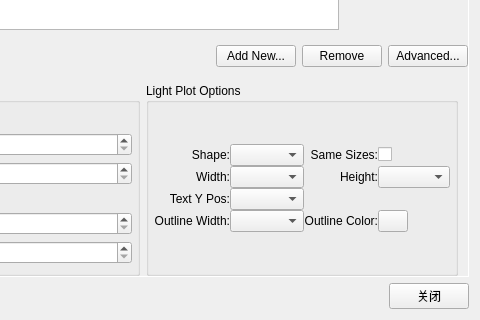
Old version of the form PlotManager.ui in the repository whatudone/plotxy; both pictures show x 779 to 1259 and y 446 to 766 of the 1259 by 766 pixel window.
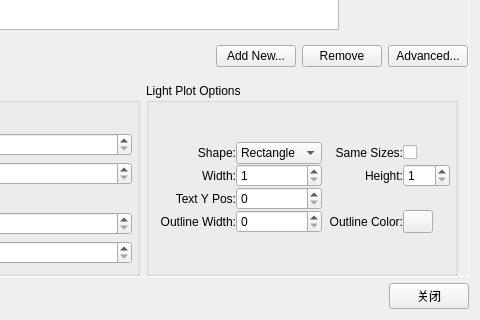
New version of the form. The open tabs and pages were chosen to show the change. Custom widgets are drawn as their Qt base class.

Commit message:
修改light相关设置
1.完成ui修改
2.完成界面的保存和加载
3.完成界面的设置触发
4.完成图表绘制流程

The edit to the form file:
```diff
--- a/PlotManager.ui
+++ b/PlotManager.ui
@@ -5181,22 +5181,86 @@
                <number>5</number>
               </property>
               <item>
-               <layout class="QGridLayout" name="gridLayout_28">
+               <layout class="QGridLayout" name="gridLayout_28" rowstretch="0,0,0,0" columnstretch="0,0,0,0">
                 <property name="spacing">
                  <number>0</number>
                 </property>
-                <item row="0" column="0">
-                 <widget class="QLabel" name="label_176">
+                <item row="0" column="3">
+                 <widget class="QCheckBox" name="checkBox_LightSameSizes">
                   <property name="text">
-                   <string>Shape:</string>
+                   <string/>
                   </property>
+                 </widget>
+                </item>
+                <item row="2" column="1">
+                 <widget class="QSpinBox" name="spinBox_LightTextYPos">
+                  <property name="minimum">
+                   <number>0</number>
+                  </property>
+                  <property name="maximum">
+                   <number>999</number>
+                  </property>
+                 </widget>
+                </item>
+                <item row="1" column="1">
+                 <widget class="QSpinBox" name="spinBox_LightWidth">
+                  <property name="minimum">
+                   <number>1</number>
+                  </property>
+                  <property name="maximum">
+                   <number>999</number>
+                  </property>
+                 </widget>
+                </item>
+                <item row="1" column="3">
+                 <widget class="QSpinBox" name="spinBox_LightHeight">
+                  <property name="minimum">
+                   <number>1</number>
+                  </property>
+                  <property name="maximum">
+                   <number>999</number>
+                  </property>
+                 </widget>
+                </item>
+                <item row="3" column="0">
+                 <widget class="QLabel" name="label_179">
+                  <property name="text">
+                   <string>Outline Width:</string>
+                  </property>
                   <property name="alignment">
                    <set>Qt::AlignRight|Qt::AlignTrailing|Qt::AlignVCenter</set>
                   </property>
                  </widget>
                 </item>
-                <item row="0" column="1">
-                 <widget class="QComboBox" name="comboBox_26"/>
+                <item row="3" column="2">
+                 <widget class="QLabel" name="label_182">
+                  <property name="text">
+                   <string>Outline Color:</string>
+                  </property>
+                  <property name="alignment">
+                   <set>Qt::AlignRight|Qt::AlignTrailing|Qt::AlignVCenter</set>
+                  </property>
+                 </widget>
+                </item>
+                <item row="3" column="1">
+                 <widget class="QSpinBox" name="spinBox_LightOutlineWidth">
+                  <property name="maximum">
+                   <number>999</number>
+                  </property>
+                 </widget>
+                </item>
+                <item row="3" column="3">
+                 <widget class="ColorButton" name="pushButton_LightOutlineColor">
+                  <property name="maximumSize">
+                   <size>
+                    <width>30</width>
+                    <height>30</height>
+                   </size>
+                  </property>
+                  <property name="text">
+                   <string/>
+                  </property>
+                 </widget>
                 </item>
                 <item row="0" column="2">
                  <widget class="QLabel" name="label_180">
@@ -5208,10 +5272,23 @@
                   </property>
                  </widget>
                 </item>
-                <item row="0" column="3">
-                 <widget class="QCheckBox" name="checkBox">
+                <item row="2" column="0">
+                 <widget class="QLabel" name="label_178">
                   <property name="text">
-                   <string/>
+                   <string>Text Y Pos:</string>
+                  </property>
+                  <property name="alignment">
+                   <set>Qt::AlignRight|Qt::AlignTrailing|Qt::AlignVCenter</set>
+                  </property>
+                 </widget>
+                </item>
+                <item row="0" column="0">
+                 <widget class="QLabel" name="label_176">
+                  <property name="text">
+                   <string>Shape:</string>
+                  </property>
+                  <property name="alignment">
+                   <set>Qt::AlignRight|Qt::AlignTrailing|Qt::AlignVCenter</set>
                   </property>
                  </widget>
                 </item>
@@ -5225,9 +5302,6 @@
                   </property>
                  </widget>
                 </item>
-                <item row="1" column="1">
-                 <widget class="QComboBox" name="comboBox_27"/>
-                </item>
                 <item row="1" column="2">
                  <widget class="QLabel" name="label_181">
                   <property name="text">
@@ -5238,63 +5312,31 @@
                   </property>
                  </widget>
                 </item>
-                <item row="1" column="3">
-                 <widget class="QComboBox" name="comboBox_30">
-                  <property name="sizePolicy">
-                   <sizepolicy hsizetype="Fixed" vsizetype="Fixed">
-                    <horstretch>0</horstretch>
-                    <verstretch>0</verstretch>
-                   </sizepolicy>
+                <item row="0" column="1">
+                 <widget class="QComboBox" name="comboBox_LightShape">
+                  <property name="currentIndex">
+                   <number>0</number>
                   </property>
-                 </widget>
-                </item>
-                <item row="2" column="0">
-                 <widget class="QLabel" name="label_178">
-                  <property name="text">
-                   <string>Text Y Pos:</string>
-                  </property>
-                  <property name="alignment">
-                   <set>Qt::AlignRight|Qt::AlignTrailing|Qt::AlignVCenter</set>
-                  </property>
-                 </widget>
-                </item>
-                <item row="2" column="1">
-                 <widget class="QComboBox" name="comboBox_28"/>
-                </item>
-                <item row="3" column="0">
-                 <widget class="QLabel" name="label_179">
-                  <property name="text">
-                   <string>Outline Width:</string>
-                  </property>
-                  <property name="alignment">
-                   <set>Qt::AlignRight|Qt::AlignTrailing|Qt::AlignVCenter</set>
-                  </property>
-                 </widget>
-                </item>
-                <item row="3" column="1">
-                 <widget class="QComboBox" name="comboBox_29"/>
-                </item>
-                <item row="3" column="2">
-                 <widget class="QLabel" name="label_182">
-                  <property name="text">
-                   <string>Outline Color:</string>
-                  </property>
-                  <property name="alignment">
-                   <set>Qt::AlignRight|Qt::AlignTrailing|Qt::AlignVCenter</set>
-                  </property>
-                 </widget>
-                </item>
-                <item row="3" column="3">
-                 <widget class="ColorButton" name="pushButton_96">
-                  <property name="maximumSize">
-                   <size>
-                    <width>30</width>
-                    <height>30</height>
-                   </size>
-                  </property>
-                  <property name="text">
-                   <string/>
-                  </property>
+                  <item>
+                   <property name="text">
+                    <string>Rectangle</string>
+                   </property>
+                  </item>
+                  <item>
+                   <property name="text">
+                    <string>Square</string>
+                   </property>
+                  </item>
+                  <item>
+                   <property name="text">
+                    <string>Ellipse</string>
+                   </property>
+                  </item>
+                  <item>
+                   <property name="text">
+                    <string>Circle</string>
+                   </property>
+                  </item>
                  </widget>
                 </item>
                </layout>
```
Left out of the diff: 120 changed lines with no effect on the pictures. The commit also changes 6 other files.
